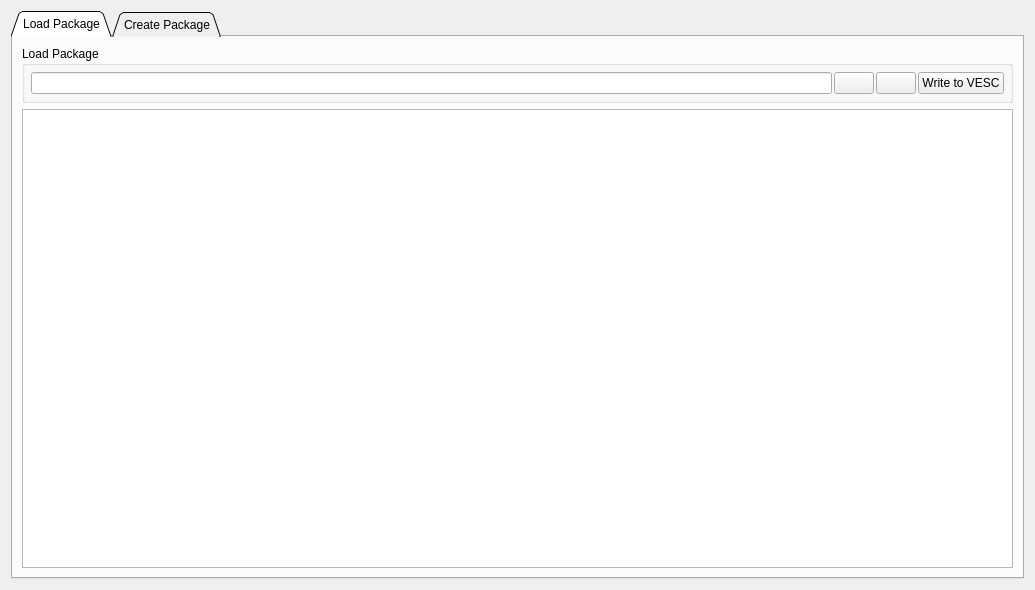
Above: pages/pagevescpackage.ui from vedderb/vesc_tool before the change. Below: the same form after it.
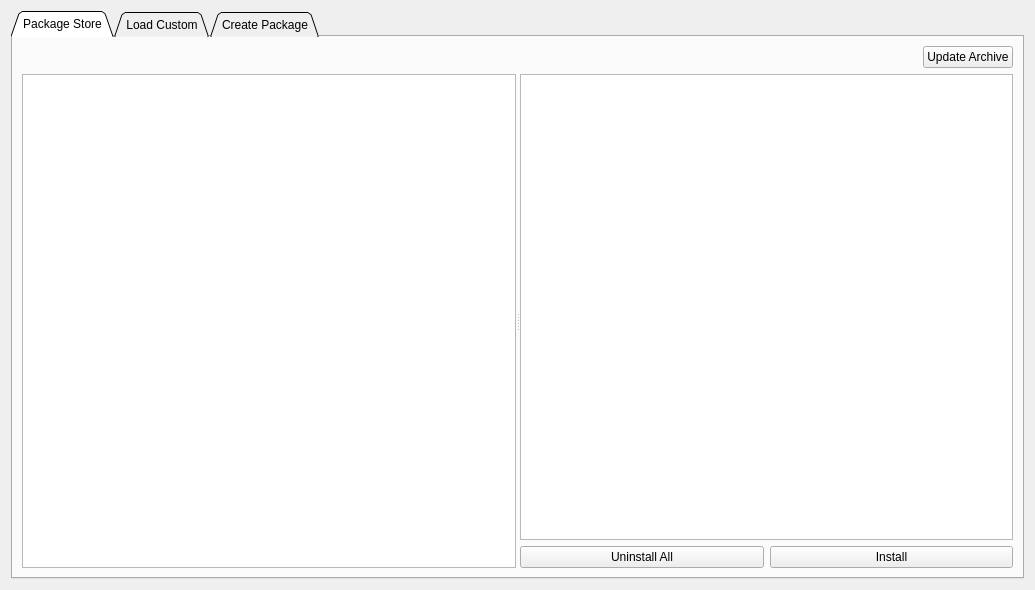
That is the form after the change. Icons and pictures are not drawn. Custom widgets are drawn as their Qt base class.

Commit message: Added VESC Package store

```diff
--- a/pages/pagevescpackage.ui
+++ b/pages/pagevescpackage.ui
@@ -22,9 +22,80 @@
      <property name="currentIndex">
       <number>0</number>
      </property>
+     <widget class="QWidget" name="tab_3">
+      <attribute name="title">
+       <string>Package Store</string>
+      </attribute>
+      <layout class="QVBoxLayout" name="verticalLayout_5">
+       <item>
+        <layout class="QHBoxLayout" name="horizontalLayout_6">
+         <item>
+          <widget class="DisplayPercentage" name="displayDl" native="true">
+           <property name="sizePolicy">
+            <sizepolicy hsizetype="MinimumExpanding" vsizetype="Preferred">
+             <horstretch>0</horstretch>
+             <verstretch>0</verstretch>
+            </sizepolicy>
+           </property>
+          </widget>
+         </item>
+         <item>
+          <widget class="QPushButton" name="dlArchiveButton">
+           <property name="text">
+            <string>Update Archive</string>
+           </property>
+          </widget>
+         </item>
+        </layout>
+       </item>
+       <item>
+        <widget class="QSplitter" name="splitter">
+         <property name="sizePolicy">
+          <sizepolicy hsizetype="Expanding" vsizetype="MinimumExpanding">
+           <horstretch>0</horstretch>
+           <verstretch>0</verstretch>
+          </sizepolicy>
+         </property>
+         <property name="orientation">
+          <enum>Qt::Horizontal</enum>
+         </property>
+         <widget class="QListWidget" name="storeList">
+          <property name="editTriggers">
+           <set>QAbstractItemView::NoEditTriggers</set>
+          </property>
+         </widget>
+         <widget class="QWidget" name="">
+          <layout class="QVBoxLayout" name="verticalLayout_4">
+           <item>
+            <widget class="QTextBrowser" name="storeBrowser"/>
+           </item>
+           <item>
+            <layout class="QHBoxLayout" name="horizontalLayout_5">
+             <item>
+              <widget class="QPushButton" name="uninstallButton">
+               <property name="text">
+                <string>Uninstall All</string>
+               </property>
+              </widget>
+             </item>
+             <item>
+              <widget class="QPushButton" name="installButton">
+               <property name="text">
+                <string>Install</string>
+               </property>
+              </widget>
+             </item>
+            </layout>
+           </item>
+          </layout>
+         </widget>
+        </widget>
+       </item>
+      </layout>
+     </widget>
      <widget class="QWidget" name="tab">
       <attribute name="title">
-       <string>Load Package</string>
+       <string>Load Custom</string>
       </attribute>
       <layout class="QVBoxLayout" name="verticalLayout_3">
        <item>
@@ -319,6 +390,12 @@
    <header>widgets/mrichtextedit.h</header>
    <container>1</container>
   </customwidget>
+  <customwidget>
+   <class>DisplayPercentage</class>
+   <extends>QWidget</extends>
+   <header>widgets/displaypercentage.h</header>
+   <container>1</container>
+  </customwidget>
  </customwidgets>
  <resources>
   <include location="../res.qrc"/>
```
The commit also changes 2 other files.
